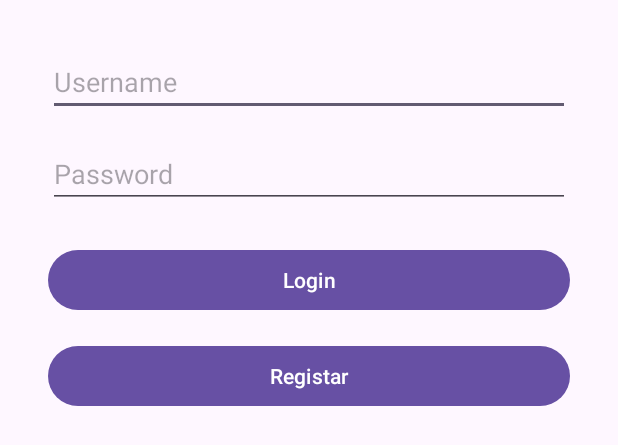
After one commit to luispaiva09/COMMOV_StudyShare, an Android app: the layout activity_login.xml on its own in the app's theme, with its tools: preview values and no code run, on a phone screen of 412 x 824 dp. The commit adds this screen. Shown: the top 445 px of the screen. Run offline under Robolectric (Android 15) with nearby library versions, the phone set to English and light mode, and no system bars.

Commit message:
Inicio e Login

```diff
--- /dev/null
+++ b/app/src/main/res/layout/activity_login.xml
@@ -0,0 +1,45 @@
+<?xml version="1.0" encoding="utf-8"?>
+<ScrollView xmlns:android="http://schemas.android.com/apk/res/android"
+    android:id="@+id/scrollViewLogin"
+    android:layout_width="match_parent"
+    android:layout_height="match_parent"
+    android:padding="32dp">
+
+    <LinearLayout
+        android:id="@+id/loginLayout"
+        android:layout_width="match_parent"
+        android:layout_height="wrap_content"
+        android:orientation="vertical"
+        android:gravity="center_horizontal">
+
+        <EditText
+            android:id="@+id/etUsername"
+            android:layout_width="match_parent"
+            android:layout_height="wrap_content"
+            android:hint="Username" />
+
+        <EditText
+            android:id="@+id/etPassword"
+            android:layout_width="match_parent"
+            android:layout_height="wrap_content"
+            android:hint="Password"
+            android:inputType="textPassword"
+            android:layout_marginTop="16dp" />
+
+        <Button
+            android:id="@+id/btnLogin"
+            android:layout_width="match_parent"
+            android:layout_height="wrap_content"
+            android:text="Login"
+            android:layout_marginTop="24dp" />
+
+        <Button
+            android:id="@+id/btnIrParaRegisto"
+            android:layout_width="match_parent"
+            android:layout_height="wrap_content"
+            android:text="Registar"
+            android:layout_marginTop="16dp" />
+
+    </LinearLayout>
+
+</ScrollView>
```
Also changed, not shown: app/src/main/AndroidManifest.xml (+9 -3 lines), app/src/main/java/com/example/studyshare/ApiService.kt (+28 -0 lines), app/src/main/java/com/example/studyshare/InicioActivity.kt (added, +16 -0 lines), app/src/main/java/com/example/studyshare/LoginActivity.kt (added, +66 -0 lines), app/src/main/java/com/example/studyshare/RegisterActivity.kt (renamed from app/src/main/java/com/example/studyshare/MainActivity.kt, +11 -6 lines), app/src/main/java/com/example/studyshare/Repositories/UtilizadorRepository.kt (+17 -0 lines), app/src/main/java/com/example/studyshare/ViewModels/UtilizadorViewModel.kt (+47 -3 lines), app/src/main/res/layout/activity_inicio.xml (added, +24 -0 lines), app/src/main/res/layout/activity_register.xml (renamed from app/src/main/res/layout/activity_main.xml).
